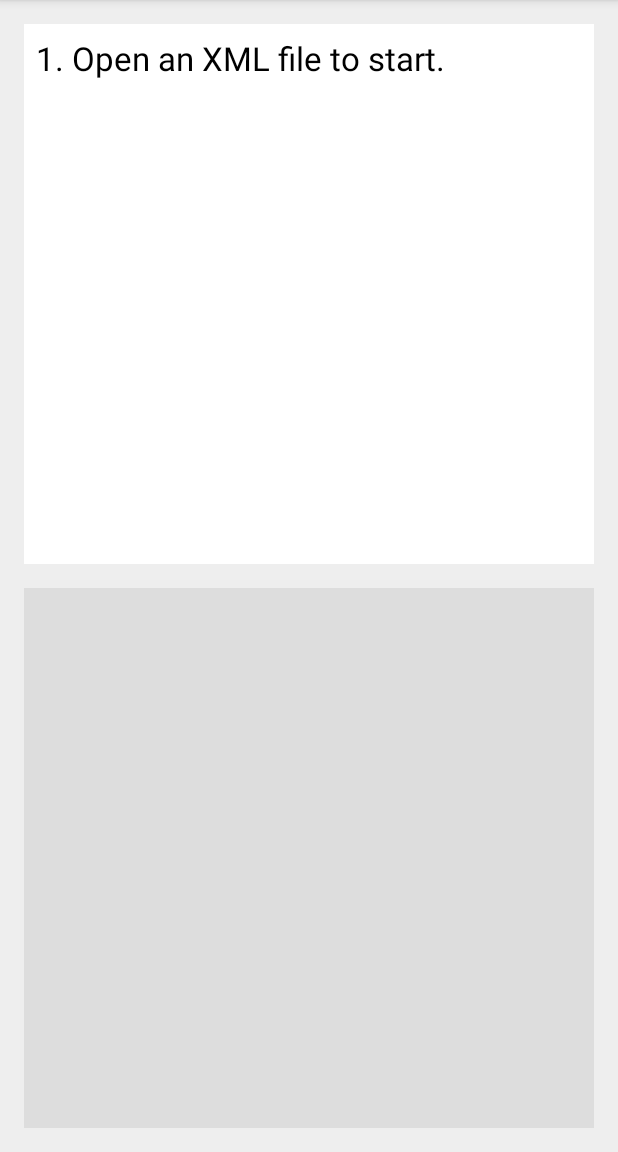
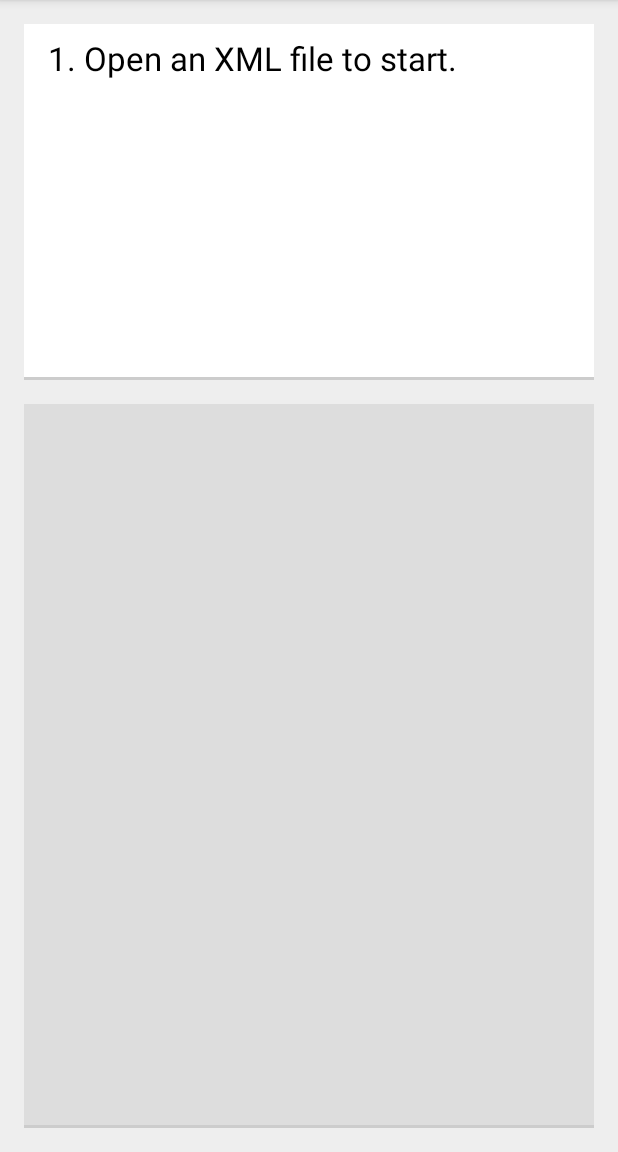
Before and after one commit to aldendino/Questioner-Mobile, an Android app: the screen it shows after launch (MainActivity), on a phone screen of 412 x 824 dp, the part 84-1236 px from its top. Run offline under Robolectric (Android 15) with nearby library versions, the light colour scheme and no system bars.

Commit message:
Save fragment state.

```diff
--- a/app/src/main/java/com/aldendino/questioner/MainActivity.java
+++ b/app/src/main/java/com/aldendino/questioner/MainActivity.java
@@ -45,9 +45,14 @@ public class MainActivity extends ActionBarActivity{
         super.onCreate(savedInstanceState);
         setContentView(R.layout.activity_pager);
 
-        Question welcomeQuestion = new Question(welcome, help);
-        qm = new ArrayList<>();
-        qm.add(welcomeQuestion);
+        if (savedInstanceState != null) {
+            qm = savedInstanceState.getParcelableArrayList("array");
+        }
+        else {
+            Question welcomeQuestion = new Question(welcome, help);
+            qm = new ArrayList<>();
+            qm.add(welcomeQuestion);
+        }
 
         mPager = (ViewPager) findViewById(R.id.pager);
         mPagerAdapter = new ScreenSlidePagerAdapter(getSupportFragmentManager());
@@ -57,7 +62,7 @@ public class MainActivity extends ActionBarActivity{
 
             @Override
             public void onPageScrolled(int i, float v, int i2) {
-                if(v == 0.0 && previous != i) {
+                /*if(v == 0.0 && previous != i) {
                     ScreenSlidePagerAdapter sspa = (ScreenSlidePagerAdapter) mPagerAdapter;
                     QuestionFragment qp = (QuestionFragment) sspa.getItem(previous);
                     try {
@@ -67,7 +72,7 @@ public class MainActivity extends ActionBarActivity{
                         Log.d(tag, e.toString());
                     }
                     previous = i;
-                }
+                }*/
             }
 
             @Override
@@ -81,12 +86,23 @@ public class MainActivity extends ActionBarActivity{
             }
         });
 
+        if (savedInstanceState != null) {
+            mPager.setCurrentItem(savedInstanceState.getInt("currentItem", 0));
+        }
+
         Intent intent = getIntent();
         String action = intent.getAction();
         if(action.equals(Intent.ACTION_VIEW)) {
             Uri data = intent.getData();
             loadData(data);
         }
+    }
+
+    @Override
+    public void onSaveInstanceState(Bundle bundle) {
+        bundle.putInt("currentItem", mPager.getCurrentItem());
+        bundle.putParcelableArrayList("array", qm);
+        super.onSaveInstanceState(bundle);
     }
 
     @Override
@@ -158,7 +174,7 @@ public class MainActivity extends ActionBarActivity{
     }
 
     private class ScreenSlidePagerAdapter extends FragmentStatePagerAdapter {
-        private SparseArray<QuestionFragment> frags = new SparseArray<>();
+        //private SparseArray<QuestionFragment> frags = new SparseArray<>();
 
         public ScreenSlidePagerAdapter(FragmentManager fm) {
             super(fm);
@@ -167,15 +183,15 @@ public class MainActivity extends ActionBarActivity{
         @Override
         public Fragment getItem(int position) {
             if(position >= qm.size() || position < 0) return null;
-            QuestionFragment fragment = frags.get(position);
-            if(fragment == null) {
+            QuestionFragment fragment;// = frags.get(position);
+            //if(fragment == null) {
                 Bundle bundle = new Bundle();
                 bundle.putSerializable(QUESTION_KEY, qm.get(position));
                 bundle.putInt(INDEX_KEY, position + 1);
                 fragment = new QuestionFragment();
                 fragment.setArguments(bundle);
-                frags.put(position, fragment);
-            }
+                //frags.put(position, fragment);
+            //}
             return fragment;
         }
 
--- a/app/src/main/java/com/aldendino/questioner/Question.java
+++ b/app/src/main/java/com/aldendino/questioner/Question.java
@@ -1,4 +1,7 @@
 package com.aldendino.questioner;
+
+import android.os.Parcel;
+import android.os.Parcelable;
 
 import org.w3c.dom.Document;
 import org.w3c.dom.Element;
@@ -16,7 +19,7 @@ import java.io.*;
 /**
  * A representation of a basic question, consisting of a question, answer, and the option of a hint.
  */
-public class Question implements Serializable {
+public class Question implements Serializable, Parcelable {
     private String question; // The question.
     private String answer; // The answer.
 
@@ -62,7 +65,7 @@ public class Question implements Serializable {
      * @throws org.xml.sax.SAXException if there was a SAX error.
      */
     public static ArrayList<Question> parseXML(String input) throws IOException, ParserConfigurationException, SAXException {
-        ArrayList<Question> questionArray = new ArrayList<Question>();
+        ArrayList<Question> questionArray = new ArrayList<>();
         DocumentBuilderFactory factory = DocumentBuilderFactory.newInstance();
         DocumentBuilder builder = factory.newDocumentBuilder();
         Document document = builder.parse(new InputSource(new StringReader(input)));
@@ -92,4 +95,32 @@ public class Question implements Serializable {
         }
         return questionArray;
     }
+
+    @Override
+    public int describeContents() {
+        return 0;
+    }
+
+    @Override
+    public void writeToParcel(Parcel dest, int flags) {
+        dest.writeString(question);
+        dest.writeString(answer);
+    }
+
+    public static final Parcelable.Creator<Question> CREATOR
+            = new Parcelable.Creator<Question>() {
+        public Question createFromParcel(Parcel in) {
+            return new Question(in);
+        }
+
+        public Question[] newArray(int size) {
+            return new Question[size];
+        }
+    };
+
+    private Question(Parcel in) {
+        question = in.readString();
+        answer = in.readString();
+    }
+
 }
--- a/app/src/main/java/com/aldendino/questioner/QuestionFragment.java
+++ b/app/src/main/java/com/aldendino/questioner/QuestionFragment.java
@@ -8,15 +8,16 @@ import android.view.LayoutInflater;
 import android.view.View;
 import android.view.ViewGroup;
 import android.view.animation.Interpolator;
-import android.widget.FrameLayout;
-import android.widget.Space;
 import android.widget.TextView;
 
 public class QuestionFragment extends Fragment {
     private TextView questionView;
     private TextView answerView;
-    private FrameLayout animatedFrame;
     private View fadeView;
+
+    private static final String QUESTION_STATE = "questionState";
+    private static final String INDEX_STATE = "indexState";
+    private static final String HIDDEN_STATE = "hiddenState";
 
     private final String tag = "tag";
 
@@ -46,8 +47,7 @@ public class QuestionFragment extends Fragment {
         super.onCreateView(inflater, container, savedInstanceState);
         ViewGroup rootView = (ViewGroup) inflater.inflate(
                 R.layout.activity_main, container, false);
-        animatedFrame = (FrameLayout) rootView.findViewById(R.id.animatedFrame);
-        fadeView = (View) rootView.findViewById(R.id.fadeView);
+        fadeView = rootView.findViewById(R.id.fadeView);
         questionView = (TextView) rootView.findViewById(R.id.questionText);
         answerView = (TextView) rootView.findViewById(R.id.answerText);
         questionView.setMovementMethod(new ScrollingMovementMethod());
@@ -60,26 +60,37 @@ public class QuestionFragment extends Fragment {
             }
         });
 
-        if(question == null) {
-            questionView.setText(welcome);
+        if(savedInstanceState != null) {
+            question = savedInstanceState.getParcelable(QUESTION_STATE);
+            questionIndex = savedInstanceState.getInt(INDEX_STATE);
+            hidden = savedInstanceState.getBoolean(HIDDEN_STATE);
+            Log.d(tag, "" +hidden);
         }
-        else {
+
+        if(question != null) {
             setQuestion();
         }
         return rootView;
     }
 
     @Override
-    public void onDetach() {
-        super.onDetach();
-        Log.d(tag, "" + questionIndex);
+    public void onSaveInstanceState(Bundle outState) {
+        outState.putParcelable(QUESTION_STATE, question);
+        outState.putInt(INDEX_STATE, questionIndex);
+        outState.putBoolean(HIDDEN_STATE, hidden);
+        super.onSaveInstanceState(outState);
     }
 
     private void setQuestion() {
         if(question != null) {
             questionView.setText(questionIndex + ". " + question.getQuestion());
             answerView.setText(question.getAnswer().toString());
-            clearAnswer();
+            if(hidden) {
+                clearAnswer();
+            }
+            else {
+                setAnswer();
+            }
         }
     }
 
--- a/app/src/main/res/layout/activity_main.xml
+++ b/app/src/main/res/layout/activity_main.xml
@@ -10,29 +10,46 @@
     android:background="@color/background"
     tools:context=".MainActivity">
 
-    <TextView
-        android:id="@+id/questionText"
-        android:textColor="@android:color/black"
-        android:background="@android:color/white"
-        android:padding="@dimen/half_margin"
+    <FrameLayout
+        android:id="@+id/shadowFrame1"
         android:layout_marginBottom="@dimen/half_margin"
-        android:textAppearance="?android:attr/textAppearanceLarge"
-        android:layout_width="match_parent"
-        android:layout_height="match_parent"
-        android:layout_weight="1" />
+        android:layout_width="fill_parent"
+        android:layout_height="fill_parent"
+        android:background="@color/darker"
+        android:layout_weight="2" >
+
+        <TextView
+            android:id="@+id/questionText"
+            android:textColor="@android:color/black"
+            android:background="@android:color/white"
+            android:paddingTop="@dimen/half_margin"
+            android:paddingLeft="@dimen/full_margin"
+            android:paddingRight="@dimen/full_margin"
+            android:paddingBottom="@dimen/full_margin"
+            android:layout_marginBottom="@dimen/shadow_bottom"
+            android:textAppearance="?android:attr/textAppearanceLarge"
+            android:layout_width="match_parent"
+            android:layout_height="match_parent" />
+
+    </FrameLayout>
 
     <FrameLayout
-        android:id="@+id/animatedFrame"
+        android:id="@+id/shadowFrame2"
+        android:layout_marginTop="@dimen/half_margin"
         android:layout_width="fill_parent"
         android:layout_height="fill_parent"
+        android:background="@color/darker"
         android:layout_weight="1" >
 
         <TextView
             android:id="@+id/answerText"
             android:textColor="@android:color/black"
             android:background="@android:color/white"
-            android:padding="@dimen/half_margin"
-            android:layout_marginTop="@dimen/half_margin"
+            android:paddingTop="@dimen/half_margin"
+            android:paddingLeft="@dimen/full_margin"
+            android:paddingRight="@dimen/full_margin"
+            android:paddingBottom="@dimen/full_margin"
+            android:layout_marginBottom="@dimen/shadow_bottom"
             android:textAppearance="?android:attr/textAppearanceLarge"
             android:layout_width="match_parent"
             android:layout_height="match_parent" />
@@ -40,10 +57,9 @@
         <View
             android:id="@+id/fadeView"
             android:background="@color/dark"
-            android:layout_marginTop="@dimen/half_margin"
+            android:layout_marginBottom="@dimen/shadow_bottom"
             android:layout_width="fill_parent"
-            android:layout_height="fill_parent"
-            />
+            android:layout_height="fill_parent" />
 
     </FrameLayout>
 
--- a/app/src/main/res/values/dimens.xml
+++ b/app/src/main/res/values/dimens.xml
@@ -3,4 +3,7 @@
     <dimen name="activity_horizontal_margin">16dp</dimen>
     <dimen name="activity_vertical_margin">16dp</dimen>
     <dimen name="half_margin">8dp</dimen>
+    <dimen name="full_margin">16dp</dimen>
+    <dimen name="shadow_edge">1dp</dimen>
+    <dimen name="shadow_bottom">2dp</dimen>
 </resources>
--- a/app/src/main/res/values/styles.xml
+++ b/app/src/main/res/values/styles.xml
@@ -12,5 +12,6 @@
     <color name="primary">#3da1cf</color>
     <color name="background">#eeeeee</color>
     <color name="dark">#dddddd</color>
+    <color name="darker">#cccccc</color>
 
 </resources>
```
